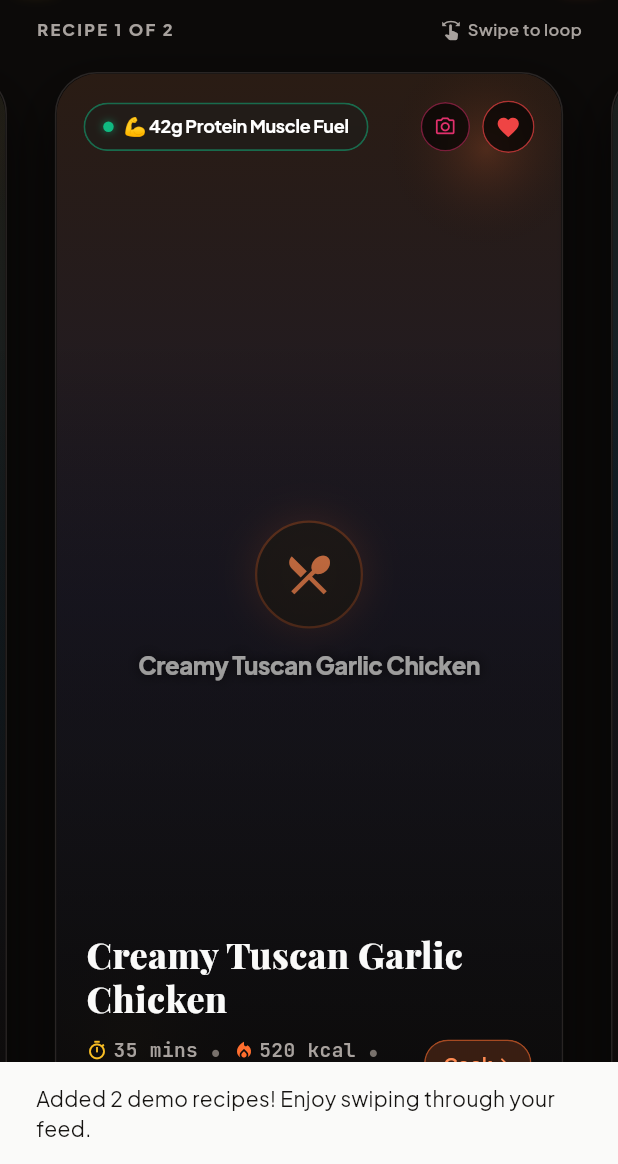
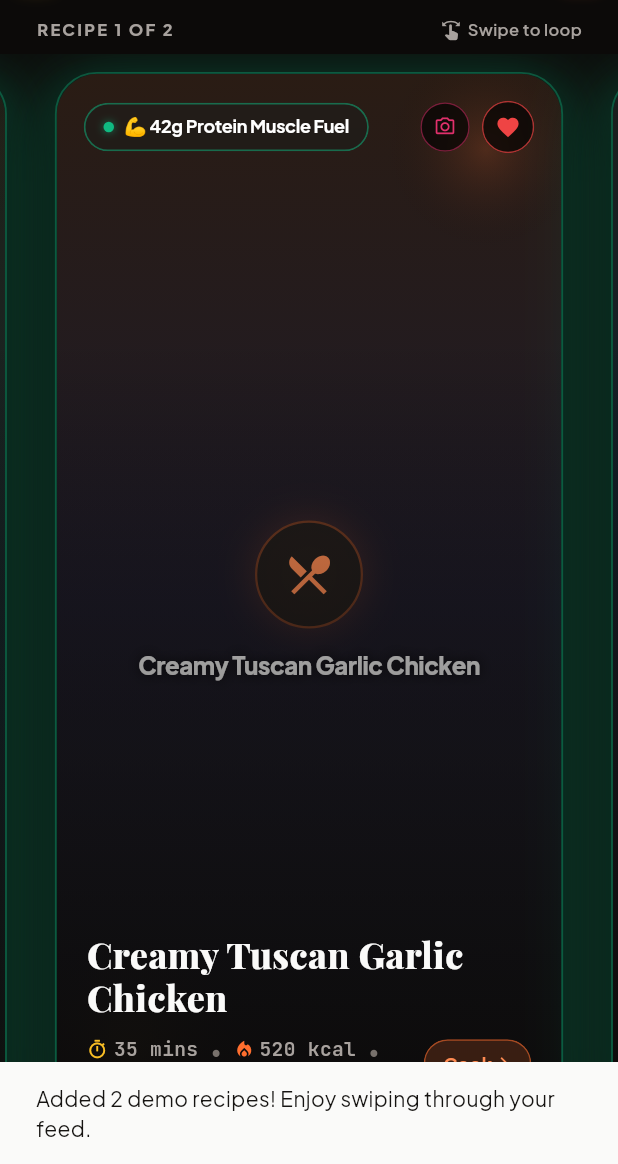
Before and after one commit to APEXPRE123207/FooDies, a Flutter app: the HomeFeedScreen screen opened directly, after a tap on "Load Demo Recipes", on a phone screen of 412 x 824 dp, the part 72-1236 px from its top. Run offline on Flutter 3.47's test engine with Material 3 defaults, Android fonts, the light colour scheme and no system bars; our stand-ins replace drift, drift_flutter, flutter_riverpod, flutter_secure_storage, google_fonts, share_plus and 3 more; missing offline and left inert: receive_sharing_intent, whisper_flutter_new, workmanager; accounts and stored records are empty; generated files the repository leaves out were written again.

Commit message:
feat: dynamic multi-colored ambient aura glow behind each recipe flashcard

```diff
--- a/lib/features/recipes/presentation/widgets/recipe_card.dart
+++ b/lib/features/recipes/presentation/widgets/recipe_card.dart
@@ -56,10 +56,81 @@ class RecipeFlashcard extends ConsumerWidget {
     return null;
   }
 
+  Color _resolveCardGlowColor(Recipe recipe) {
+    final badge = (recipe.primaryBadge ?? '').toLowerCase();
+    final macro = (recipe.macroProfile ?? '').toLowerCase();
+    final title = recipe.title.toLowerCase();
+    final tags = recipe.tags.map((t) => t.name.toLowerCase()).join(' ');
+
+    // 1. High-Protein / Muscle / Chicken / Egg specials -> Vibrant Emerald Green
+    if (badge.contains('protein') ||
+        badge.contains('muscle') ||
+        macro.contains('protein') ||
+        title.contains('chicken') ||
+        title.contains('egg') ||
+        tags.contains('gym') ||
+        (recipe.nutrition.proteinGrams != null && recipe.nutrition.proteinGrams! >= 25)) {
+      return const Color(0xFF10B981); // Emerald
+    }
+
+    // 2. Fat Loss / Clean Eating / Low Calorie -> Electric Cyan
+    if (badge.contains('fat loss') ||
+        badge.contains('cut') ||
+        tags.contains('clean') ||
+        tags.contains('fat loss') ||
+        (recipe.nutrition.calories != null && recipe.nutrition.calories! <= 450)) {
+      return const Color(0xFF06B6D4); // Electric Cyan
+    }
+
+    // 3. Cheat Meal / Pizza / High Calorie -> Flame Orange
+    if (badge.contains('cheat') ||
+        title.contains('pizza') ||
+        title.contains('burger') ||
+        recipe.isFavorite ||
+        (recipe.nutrition.calories != null && recipe.nutrition.calories! > 600)) {
+      return const Color(0xFFFF6E2E); // Flame Orange
+    }
+
+    // 4. Vegetarian / Vegan / Paneer / Plant -> Fresh Mint Green
+    if (badge.contains('veg') ||
+        badge.contains('plant') ||
+        title.contains('paneer') ||
+        title.contains('tofu') ||
+        tags.contains('veg') ||
+        tags.contains('vegetarian')) {
+      return const Color(0xFF22C55E); // Mint Green
+    }
+
+    // 5. Quick / Hostel / 10-Min -> Warm Amber Gold
+    if (tags.contains('hostel') ||
+        tags.contains('quick') ||
+        (recipe.effectiveTotalTime != null && recipe.effectiveTotalTime! <= 15)) {
+      return const Color(0xFFFBBF24); // Warm Amber Gold
+    }
+
+    // 6. Desserts / Sweet -> Berry Pink
+    if (title.contains('sweet') || title.contains('dessert') || tags.contains('dessert')) {
+      return const Color(0xFFEC4899); // Berry Pink
+    }
+
+    // 7. Deterministic culinary neon glow palette based on recipe id or title
+    const vibrantGlows = [
+      Color(0xFFFF6E2E), // Flame Orange
+      Color(0xFF10B981), // Emerald
+      Color(0xFF06B6D4), // Electric Cyan
+      Color(0xFFF59E0B), // Warm Gold
+      Color(0xFF8B5CF6), // Royal Purple
+      Color(0xFFEC4899), // Neon Pink
+    ];
+    final seed = (recipe.id + recipe.title).hashCode.abs();
+    return vibrantGlows[seed % vibrantGlows.length];
+  }
+
   @override
   Widget build(BuildContext context, WidgetRef ref) {
     final heroBadge = _resolveHeroBadge();
     final badgeColor = heroBadge != null ? _resolveBadgeColor(heroBadge) : AppColors.amber;
+    final glowColor = _resolveCardGlowColor(recipe);
 
     return GestureDetector(
       onTap: () {
@@ -74,12 +145,30 @@ class RecipeFlashcard extends ConsumerWidget {
         margin: const EdgeInsets.symmetric(horizontal: 16, vertical: 12),
         decoration: BoxDecoration(
           borderRadius: BorderRadius.circular(28),
-          border: Border.all(color: AppColors.border, width: 1),
+          border: Border.all(
+            color: glowColor.withOpacity(0.35),
+            width: 1.2,
+          ),
           boxShadow: [
+            // 1. Wide diffused ambient glow lighting up the dark obsidian backdrop
+            BoxShadow(
+              color: glowColor.withOpacity(0.32),
+              blurRadius: 44,
+              spreadRadius: 3,
+              offset: const Offset(0, 10),
+            ),
+            // 2. Focused vibrant inner halo
+            BoxShadow(
+              color: glowColor.withOpacity(0.18),
+              blurRadius: 20,
+              spreadRadius: 1,
+              offset: const Offset(0, 4),
+            ),
+            // 3. Grounding dark drop shadow for card depth
             BoxShadow(
               color: Colors.black.withOpacity(0.65),
-              blurRadius: 32,
-              offset: const Offset(0, 16),
+              blurRadius: 28,
+              offset: const Offset(0, 14),
             ),
           ],
         ),
```
